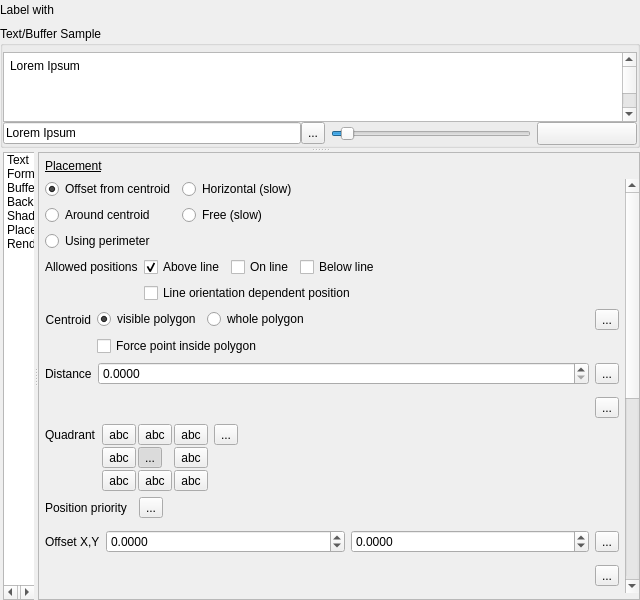
The window that src/ui/qgslabelingguibase.ui (qgis/QGIS) describes before a commit, drawn with Qt 5.
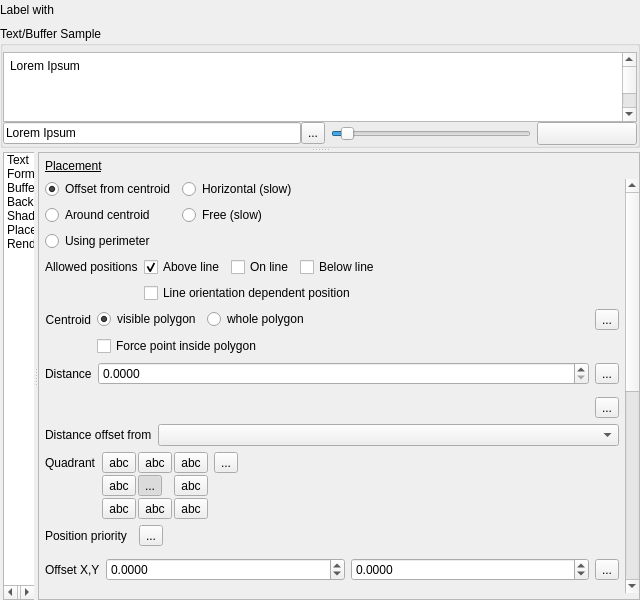
The same window after the commit. The open tabs and pages were chosen to show the change. Icons and pictures are not drawn. Custom widgets are drawn as their Qt base class.

Commit message:
[FEATURE] Add mode to apply label distance from symbol bounds
(only works with Cartographic point label placement). When this
setting is active, the label distance applies from the bounds
of the rendered symbol for a point, instead of the point itself.
It's especially useful when the symbol size isn't fixed, eg if
it's set by a data defined size or when using different symbols
in a categorised renderer.

Sponsored by Andreas Neumann

What changed in the file:
```diff
--- a/src/ui/qgslabelingguibase.ui
+++ b/src/ui/qgslabelingguibase.ui
@@ -3659,9 +3659,9 @@
                      <property name="geometry">
                       <rect>
                        <x>0</x>
-                       <y>-114</y>
+                       <y>0</y>
                        <width>578</width>
-                       <height>866</height>
+                       <height>899</height>
                       </rect>
                      </property>
                      <layout class="QVBoxLayout" name="verticalLayout_11">
@@ -4161,6 +4161,58 @@
                         </layout>
                        </widget>
                       </item>
+                      <item>
+                       <widget class="QFrame" name="mPlacementOffsetTypeFrame">
+                        <property name="minimumSize">
+                         <size>
+                          <width>0</width>
+                          <height>0</height>
+                         </size>
+                        </property>
+                        <property name="frameShape">
+                         <enum>QFrame::NoFrame</enum>
+                        </property>
+                        <property name="frameShadow">
+                         <enum>QFrame::Raised</enum>
+                        </property>
+                        <layout class="QGridLayout" name="gridLayout_40">
+                         <property name="leftMargin">
+                          <number>0</number>
+                         </property>
+                         <property name="topMargin">
+                          <number>0</number>
+                         </property>
+                         <property name="rightMargin">
+                          <number>0</number>
+                         </property>
+                         <property name="bottomMargin">
+                          <number>0</number>
+                         </property>
+                         <property name="verticalSpacing">
+                          <number>12</number>
+                         </property>
+                         <item row="0" column="0">
+                          <widget class="QLabel" name="label_42">
+                           <property name="sizePolicy">
+                            <sizepolicy hsizetype="Maximum" vsizetype="Preferred">
+                             <horstretch>0</horstretch>
+                             <verstretch>0</verstretch>
+                            </sizepolicy>
+                           </property>
+                           <property name="text">
+                            <string>Distance offset from</string>
+                           </property>
+                           <property name="alignment">
+                            <set>Qt::AlignLeading|Qt::AlignLeft|Qt::AlignVCenter</set>
+                           </property>
+                          </widget>
+                         </item>
+                         <item row="0" column="1">
+                          <widget class="QComboBox" name="mOffsetTypeComboBox"/>
+                         </item>
+                        </layout>
+                       </widget>
+                      </item>
                       <item>
                        <widget class="QFrame" name="mPlacementQuadrantFrame">
                         <layout class="QGridLayout" name="gridLayout_19">
```
Left out of the diff: 11 changed lines with no effect on the pictures. The commit also changes 10 other files.
